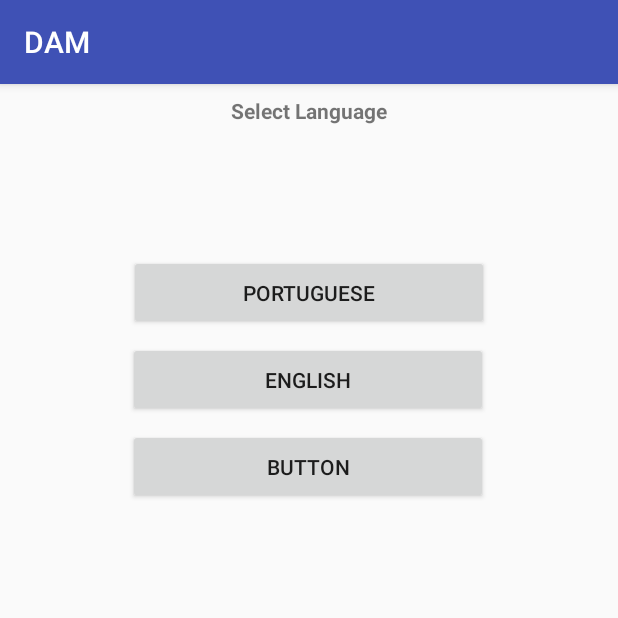
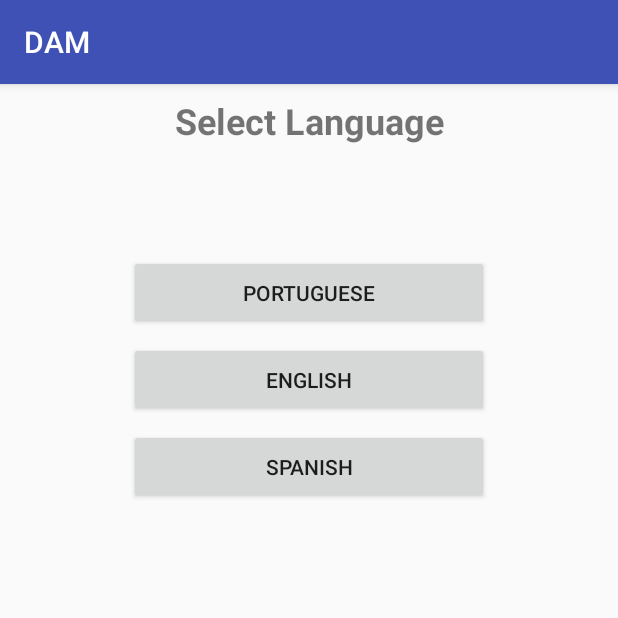
Before and after one commit to bmfcc/DAAM, an Android app: the screen it shows after launch (MainActivity), on a phone screen of 412 x 824 dp, the top half of it. Run offline under Robolectric (Android 15) with nearby library versions, the phone set to English and light mode, and no system bars.

Commit message:
"Select language" size changed and third button added for "Spanish" language

```diff
--- a/app/src/main/res/layout/activity_main.xml
+++ b/app/src/main/res/layout/activity_main.xml
@@ -27,6 +27,7 @@
         android:layout_marginTop="8dp"
         android:text="@string/select_language"
         android:textAlignment="center"
+        android:textSize="24sp"
         android:textStyle="bold"
         app:layout_constraintEnd_toEndOf="parent"
         app:layout_constraintStart_toStartOf="parent"
@@ -37,11 +38,11 @@
         android:layout_width="240dp"
         android:layout_height="50dp"
         android:layout_marginEnd="8dp"
+        android:layout_marginStart="8dp"
         android:layout_marginTop="8dp"
         android:text="@string/EN_button"
-        app:layout_constraintEnd_toEndOf="@+id/button"
-        app:layout_constraintHorizontal_bias="0.125"
-        app:layout_constraintStart_toStartOf="@+id/button"
+        app:layout_constraintEnd_toEndOf="parent"
+        app:layout_constraintStart_toStartOf="parent"
         app:layout_constraintTop_toBottomOf="@+id/button" />
 
     <Button
@@ -51,9 +52,9 @@
         android:layout_marginEnd="8dp"
         android:layout_marginStart="8dp"
         android:layout_marginTop="8dp"
-        android:text="Button"
-        app:layout_constraintEnd_toEndOf="@+id/button2"
-        app:layout_constraintStart_toStartOf="@+id/button2"
+        android:text="@string/ES_button"
+        app:layout_constraintEnd_toEndOf="parent"
+        app:layout_constraintStart_toStartOf="parent"
         app:layout_constraintTop_toBottomOf="@+id/button2" />
 
 </android.support.constraint.ConstraintLayout>
--- a/app/src/main/res/values/strings.xml
+++ b/app/src/main/res/values/strings.xml
@@ -2,5 +2,6 @@
     <string name="app_name">DAM</string>
     <string name="select_language">Select Language</string>
     <string name="PT_button">Portuguese</string>
+    <string name="ES_button">Spanish</string>
     <string name="EN_button">English</string>
 </resources>
```
